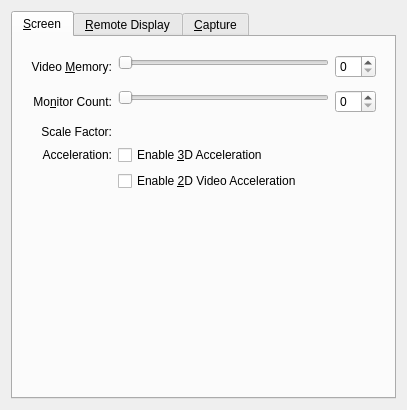
Above: vbox/src/VBox/Frontends/VirtualBox/src/settings/machine/UIMachineSettingsDisplay.ui from jljuxgm/vboxgit before the change. Below: the same form after it.
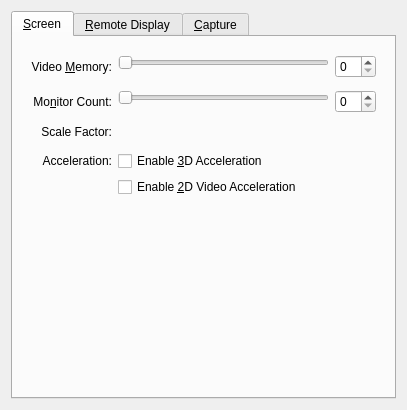
That is the form after the change. Custom widgets are drawn as their Qt base class.

```diff
--- a/vbox/src/VBox/Frontends/VirtualBox/src/settings/machine/UIMachineSettingsDisplay.ui
+++ b/vbox/src/VBox/Frontends/VirtualBox/src/settings/machine/UIMachineSettingsDisplay.ui
@@ -155,7 +155,7 @@
             </property>
            </widget>
           </item>
-          <item row="4" column="1" rowspan="1" colspan="2">
+          <item row="4" column="1" rowspan="2" colspan="2">
            <layout class="QGridLayout" name="m_pLayoutGuestScreenScaleFactorEditor">
             <property name="spacing">
              <number>0</number>
```
